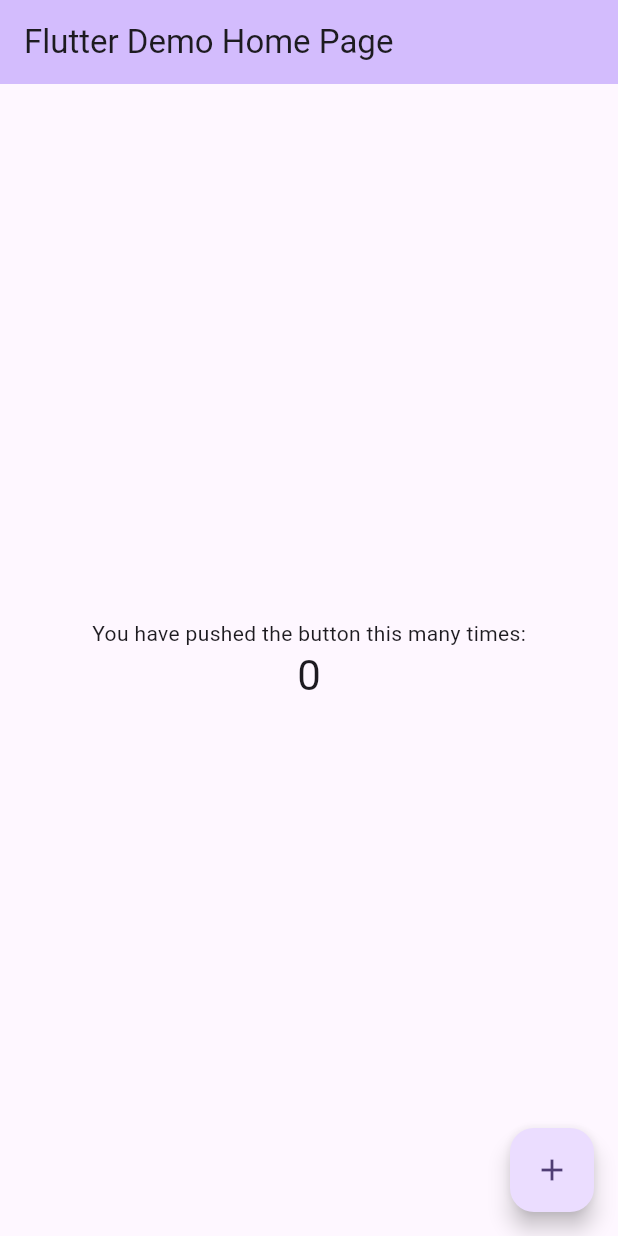
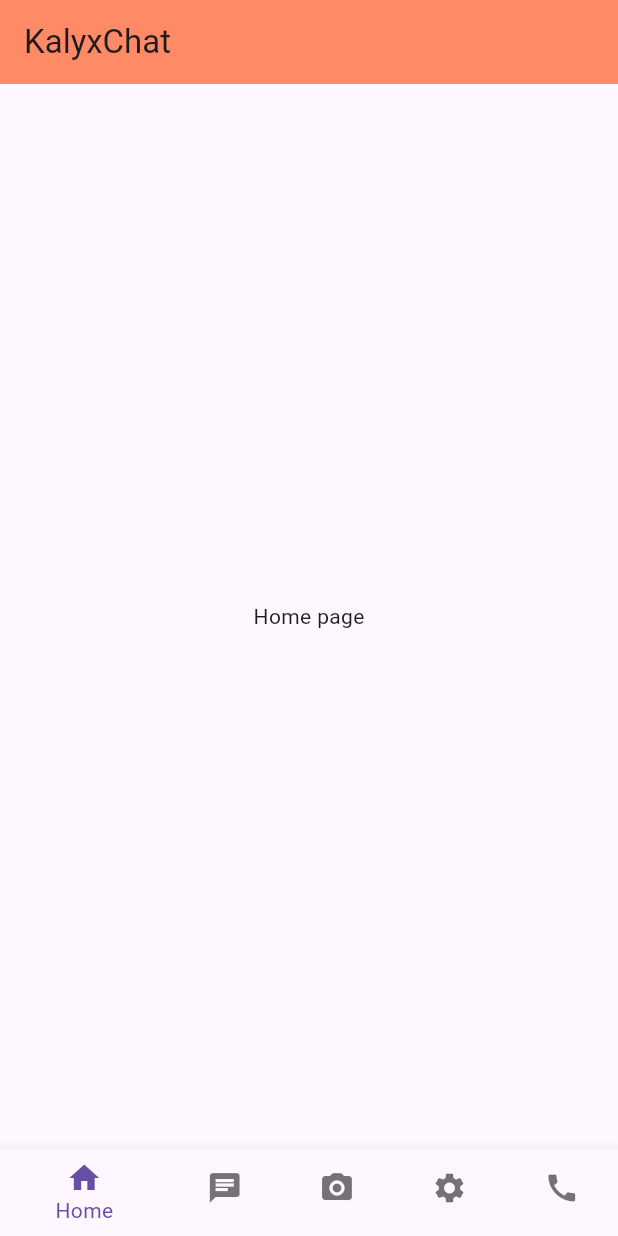
Before and after one commit to Kofi-Astro/decentralized-comm-client, a Flutter app: the screen it shows after launch, on a phone screen of 412 x 824 dp. Run offline on Flutter 3.47's test engine with Material 3 defaults, Android fonts, the light colour scheme and no system bars.

Commit message:
Added pages folder with some page files

```diff
--- a/decentralized_comm_client/lib/main.dart
+++ b/decentralized_comm_client/lib/main.dart
@@ -1,3 +1,4 @@
+import 'pages/dashboard.dart';
 import 'package:flutter/material.dart';
 
 void main() {
@@ -7,116 +8,12 @@ void main() {
 class MyApp extends StatelessWidget {
   const MyApp({super.key});
 
-  // This widget is the root of your application.
   @override
   Widget build(BuildContext context) {
     return MaterialApp(
-      title: 'Flutter Demo',
-      theme: ThemeData(
-        // This is the theme of your application.
-        //
-        // TRY THIS: Try running your application with "flutter run". You'll see
-        // the application has a purple toolbar. Then, without quitting the app,
-        // try changing the seedColor in the colorScheme below to Colors.green
-        // and then invoke "hot reload" (save your changes or press the "hot
-        // reload" button in a Flutter-supported IDE, or press "r" if you used
-        // the command line to start the app).
-        //
-        // Notice that the counter didn't reset back to zero; the application
-        // state is not lost during the reload. To reset the state, use hot
-        // restart instead.
-        //
-        // This works for code too, not just values: Most code changes can be
-        // tested with just a hot reload.
-        colorScheme: .fromSeed(seedColor: Colors.deepPurple),
-      ),
-      home: const MyHomePage(title: 'Flutter Demo Home Page'),
+      debugShowCheckedModeBanner: false,
+      theme: ThemeData(primarySwatch: Colors.deepPurple),
+      home: Dashboard(),
     );
   }
 }
-
-class MyHomePage extends StatefulWidget {
-  const MyHomePage({super.key, required this.title});
-
-  // This widget is the home page of your application. It is stateful, meaning
-  // that it has a State object (defined below) that contains fields that affect
-  // how it looks.
-
-  // This class is the configuration for the state. It holds the values (in this
-  // case the title) provided by the parent (in this case the App widget) and
-  // used by the build method of the State. Fields in a Widget subclass are
-  // always marked "final".
-
-  final String title;
-
-  @override
-  State<MyHomePage> createState() => _MyHomePageState();
-}
-
-class _MyHomePageState extends State<MyHomePage> {
-  int _counter = 0;
-
-  void _incrementCounter() {
-    setState(() {
-      // This call to setState tells the Flutter framework that something has
-      // changed in this State, which causes it to rerun the build method below
-      // so that the display can reflect the updated values. If we changed
-      // _counter without calling setState(), then the build method would not be
-      // called again, and so nothing would appear to happen.
-      _counter++;
-    });
-  }
-
-  @override
-  Widget build(BuildContext context) {
-    // This method is rerun every time setState is called, for instance as done
-    // by the _incrementCounter method above.
-    //
-    // The Flutter framework has been optimized to make rerunning build methods
-    // fast, so that you can just rebuild anything that needs updating rather
-    // than having to individually change instances of widgets.
-    return Scaffold(
-      appBar: AppBar(
-        // TRY THIS: Try changing the color here to a specific color (to
-        // Colors.amber, perhaps?) and trigger a hot reload to see the AppBar
-        // change color while the other colors stay the same.
-        backgroundColor: Theme.of(context).colorScheme.inversePrimary,
-        // Here we take the value from the MyHomePage object that was created by
-        // the App.build method, and use it to set our appbar title.
-        title: Text(widget.title),
-      ),
-      body: Center(
-        // Center is a layout widget. It takes a single child and positions it
-        // in the middle of the parent.
-        child: Column(
-          // Column is also a layout widget. It takes a list of children and
-          // arranges them vertically. By default, it sizes itself to fit its
-          // children horizontally, and tries to be as tall as its parent.
-          //
-          // Column has various properties to control how it sizes itself and
-          // how it positions its children. Here we use mainAxisAlignment to
-          // center the children vertically; the main axis here is the vertical
-          // axis because Columns are vertical (the cross axis would be
-          // horizontal).
-          //
-          // TRY THIS: Invoke "debug painting" (choose the "Toggle Debug Paint"
-          // action in the IDE, or press "p" in the console), to see the
-          // wireframe for each widget.
-          mainAxisAlignment: .center,
-          children: [
-            const Text('You have pushed the button this many times:'),
-            Text(
-              '$_counter',
-              style: Theme.of(context).textTheme.headlineMedium,
-            ),
-          ],
-        ),
-      ),
-      floatingActionButton: FloatingActionButton(
-        onPressed: _incrementCounter,
-        tooltip: 'Increment',
-        child: const Icon(Icons.add),
-      ),
-    );
-  }
-}
--- /dev/null
+++ b/decentralized_comm_client/lib/pages/dashboard.dart
@@ -0,0 +1,61 @@
+import 'package:decentralized_comm_client/pages/calls.dart';
+import 'package:decentralized_comm_client/pages/camera.dart';
+import 'package:decentralized_comm_client/pages/chat.dart';
+import 'package:decentralized_comm_client/pages/home.dart';
+import 'package:decentralized_comm_client/pages/settings.dart';
+import 'package:flutter/material.dart';
+
+class Dashboard extends StatefulWidget {
+  const Dashboard({super.key});
+
+  @override
+  State<Dashboard> createState() => _HomePageState();
+}
+
+class _HomePageState extends State<Dashboard> {
+  int selectedIndex = 0;
+
+  final List<Widget> pages = [
+    HomePage(),
+    ChatPage(),
+    Camera(),
+    SettingsPage(),
+    CallsPage(),
+  ];
+
+  void onTapEvent(int index) {
+    setState(() {
+      selectedIndex = index;
+    });
+  }
+
+  @override
+  Widget build(BuildContext context) {
+    return Scaffold(
+      appBar: AppBar(
+        title: Text('KalyxChat'),
+        backgroundColor: Colors.deepOrange[300],
+      ),
+      // body: Center(child: Text('This is the beginning of the app')),
+      body: pages[selectedIndex],
+      bottomNavigationBar: BottomNavigationBar(
+        currentIndex: selectedIndex,
+        useLegacyColorScheme: false,
+        items: [
+          BottomNavigationBarItem(icon: Icon(Icons.home), label: 'Home'),
+          BottomNavigationBarItem(icon: Icon(Icons.chat), label: 'Chat'),
+          BottomNavigationBarItem(
+            icon: Icon(Icons.camera_alt_rounded),
+            label: 'Camera',
+          ),
+          BottomNavigationBarItem(
+            icon: Icon(Icons.settings),
+            label: 'Settings',
+          ),
+          BottomNavigationBarItem(icon: Icon(Icons.call), label: 'Calls'),
+        ],
+        onTap: onTapEvent,
+      ),
+    );
+  }
+}
--- /dev/null
+++ b/decentralized_comm_client/lib/pages/home.dart
@@ -0,0 +1,10 @@
+import 'package:flutter/material.dart';
+
+class HomePage extends StatelessWidget {
+  const HomePage({super.key});
+
+  @override
+  Widget build(BuildContext context) {
+    return Center(child: Text('Home page'));
+  }
+}
```
Also changed, not shown: decentralized_comm_client/lib/pages/calls.dart (added, +10 -0 lines), decentralized_comm_client/lib/pages/camera.dart (added, +10 -0 lines), decentralized_comm_client/lib/pages/chat.dart (added, +48 -0 lines), decentralized_comm_client/lib/pages/chatroom.dart (added, +11 -0 lines), decentralized_comm_client/lib/pages/settings.dart (added, +10 -0 lines).
